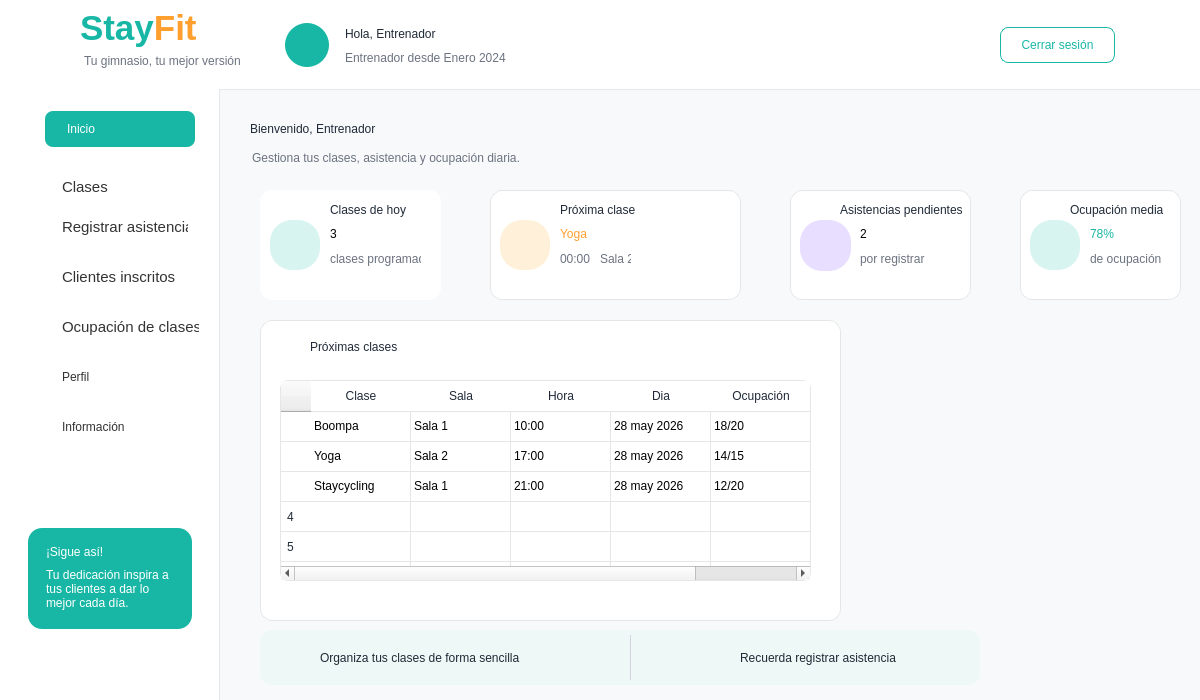
First picture: the form in Proyecto/src/vista/Ui/interfaz_entrenador.ui, repository smonts01/Ingenieria-del-software, before the edit.
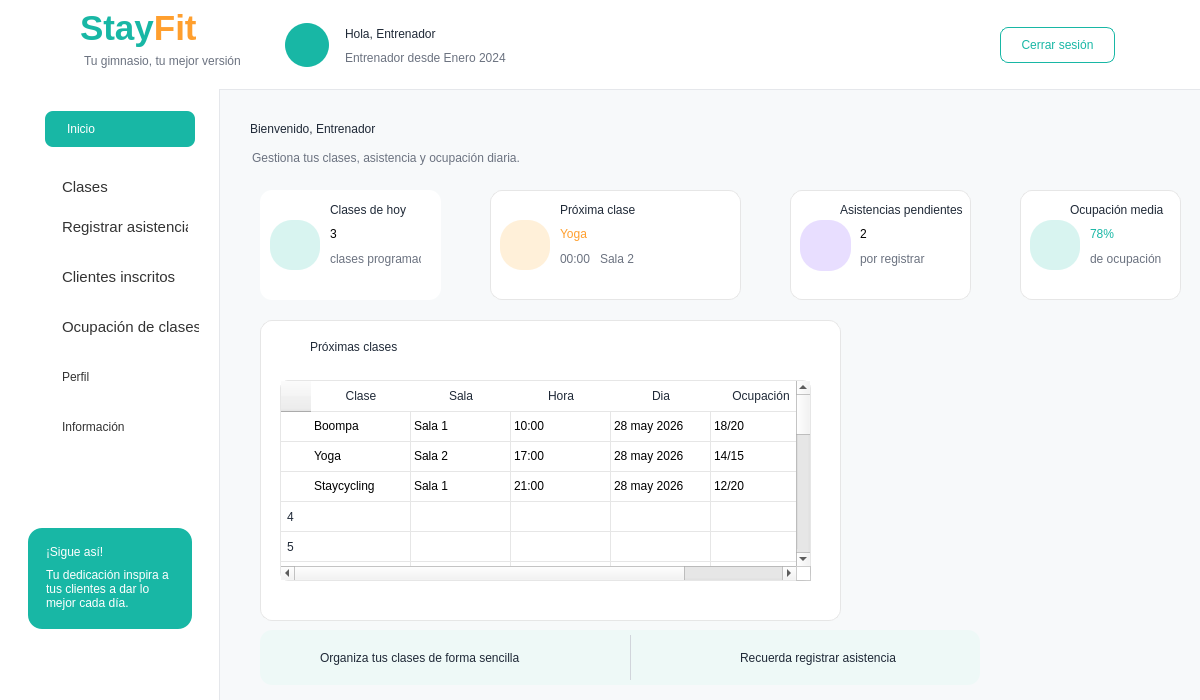
Second picture: the form after the edit. Icons and pictures are not drawn.

The edit to the form file:
```diff
--- a/Proyecto/src/vista/Ui/interfaz_entrenador.ui
+++ b/Proyecto/src/vista/Ui/interfaz_entrenador.ui
@@ -748,7 +748,7 @@
        <rect>
         <x>110</x>
         <y>60</y>
-        <width>31</width>
+        <width>101</width>
         <height>18</height>
        </rect>
       </property>
@@ -994,7 +994,7 @@
        <string notr="true"/>
       </property>
       <property name="verticalScrollBarPolicy">
-       <enum>Qt::ScrollBarAlwaysOff</enum>
+       <enum>Qt::ScrollBarAsNeeded</enum>
       </property>
       <property name="horizontalScrollBarPolicy">
        <enum>Qt::ScrollBarAsNeeded</enum>
```
